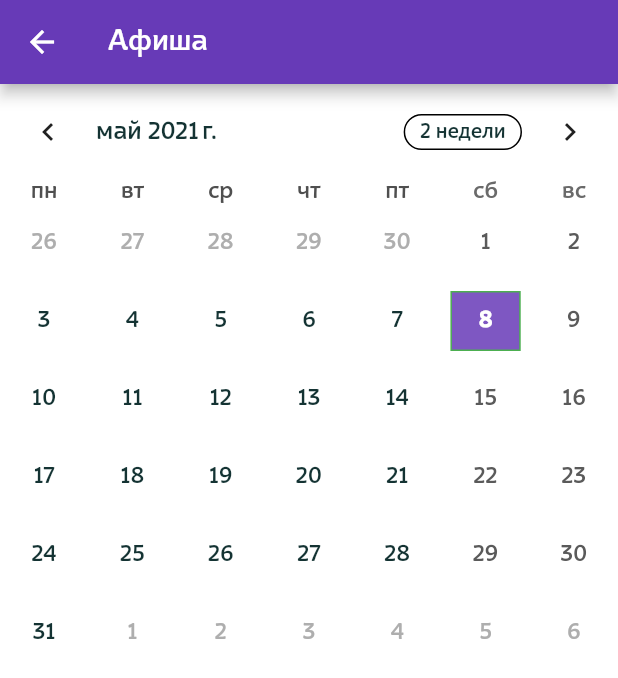
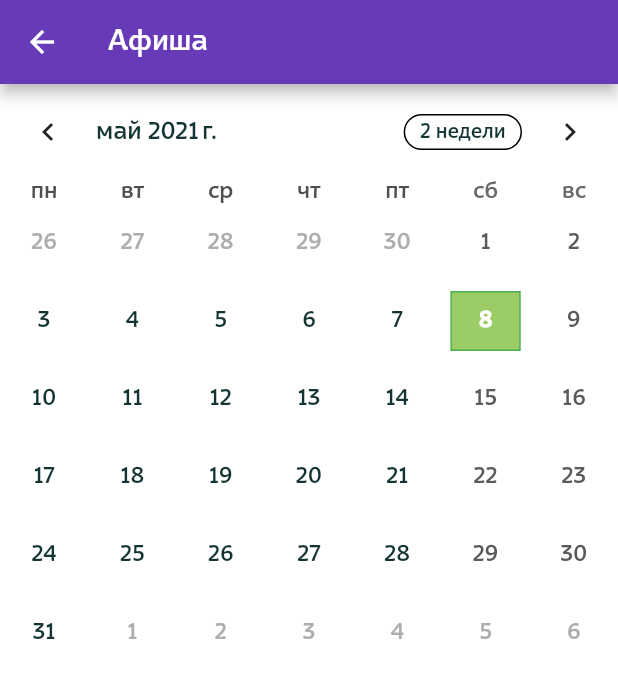
Before and after one commit to aspesivtsev/sochipark, a Flutter app: the EventsCalendar screen opened by its route, on a phone screen of 412 x 824 dp. Shown: the top 678 px of the screen. Run offline on Flutter 3.47's test engine with Material 2 defaults, Android fonts, the phone set to English and light mode, and no system bars; drawn by our look-alikes of table_calendar; network calls fail.

Commit message:
coloring

```diff
--- a/lib/screens/calendar_screen.dart
+++ b/lib/screens/calendar_screen.dart
@@ -44,7 +44,7 @@ class _EventsCalendarState extends State<EventsCalendar> {
               todayTextStyle:
                   TextStyle(fontWeight: FontWeight.bold, color: Colors.white),
               todayDecoration: BoxDecoration(
-                color: Colors.deepPurple.shade400,
+                color: Colors.lightGreen.shade400,
                 //borderRadius: BorderRadius.circular(5),
                 border: Border.all(
                   color: Colors.green,
--- a/lib/screens/contacts_screen.dart
+++ b/lib/screens/contacts_screen.dart
@@ -1,5 +1,5 @@
 //import 'dart:async';
-
+import 'dart:core';
 import 'package:flutter/material.dart';
 import 'package:url_launcher/url_launcher.dart';
 import '../widgets/social_share.dart';
@@ -10,7 +10,7 @@ class ContactsScreen extends StatelessWidget {
   static const tel = 'tel:88001003339';
   static const telBg = 'tel:+78622417777';
   //TODO: give the correct coordinates for sochipark location below
-  static const yandexMapUrl = 'www.yandex.ru/33.33.33.33';
+  static const yandexMapUrl = 'https://yandex.ru/maps/-/CCU4iUTHsC';
   //static const _email = '';
 
   void _launchURL(String _url) async => await canLaunch(_url)
```
